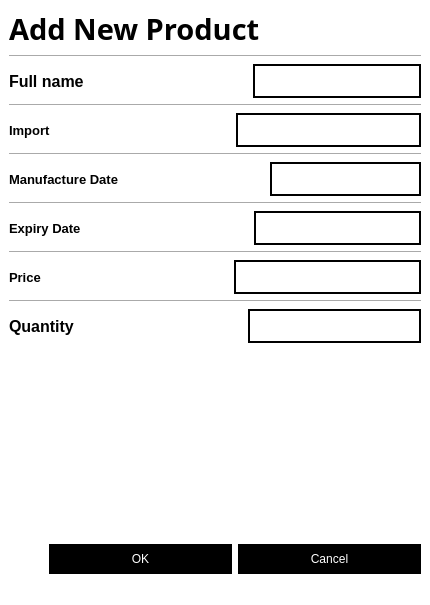
Qt form edit.ui (alandwalker2/sanpham) before a commit.
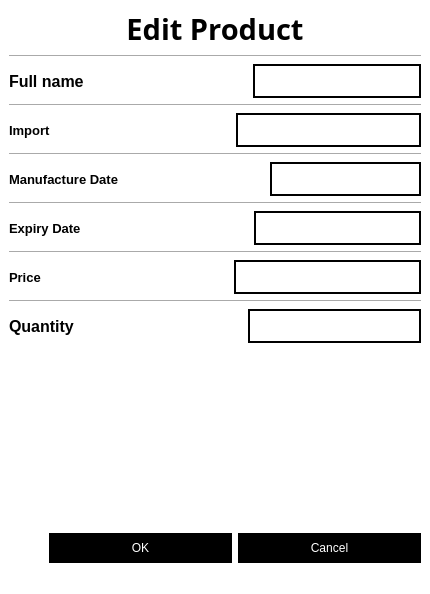
The same form after that commit.

```diff
--- a/edit.ui
+++ b/edit.ui
@@ -7,7 +7,7 @@
     <x>0</x>
     <y>0</y>
     <width>430</width>
-    <height>605</height>
+    <height>594</height>
    </rect>
   </property>
   <property name="maximumSize">
@@ -35,7 +35,10 @@
        </font>
       </property>
       <property name="text">
-       <string>Add New Product</string>
+       <string>Edit Product</string>
+      </property>
+      <property name="alignment">
+       <set>Qt::AlignCenter</set>
       </property>
      </widget>
     </item>
```
